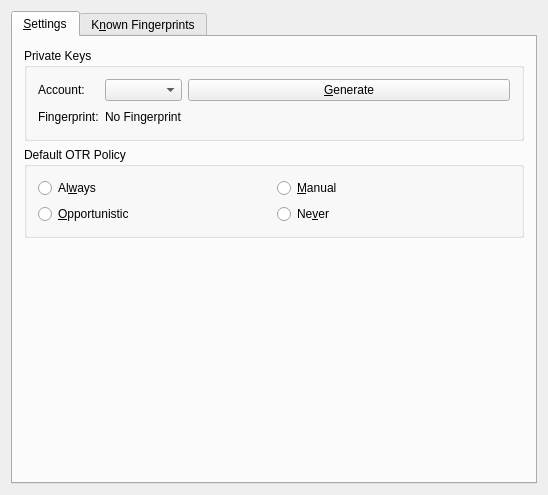
Qt form plugins/otr/otrprefs.ui (KDE/kopete) before a commit.
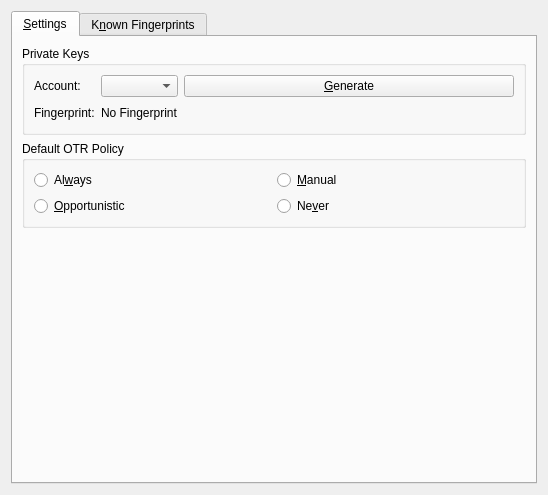
The same form after that commit.

Diff of the .ui file:
```diff
--- a/plugins/otr/otrprefs.ui
+++ b/plugins/otr/otrprefs.ui
@@ -249,7 +249,6 @@
    </item>
   </layout>
  </widget>
- <layoutdefault spacing="6" margin="11" />
   <resources/>
  <connections/>
 </ui>
```
